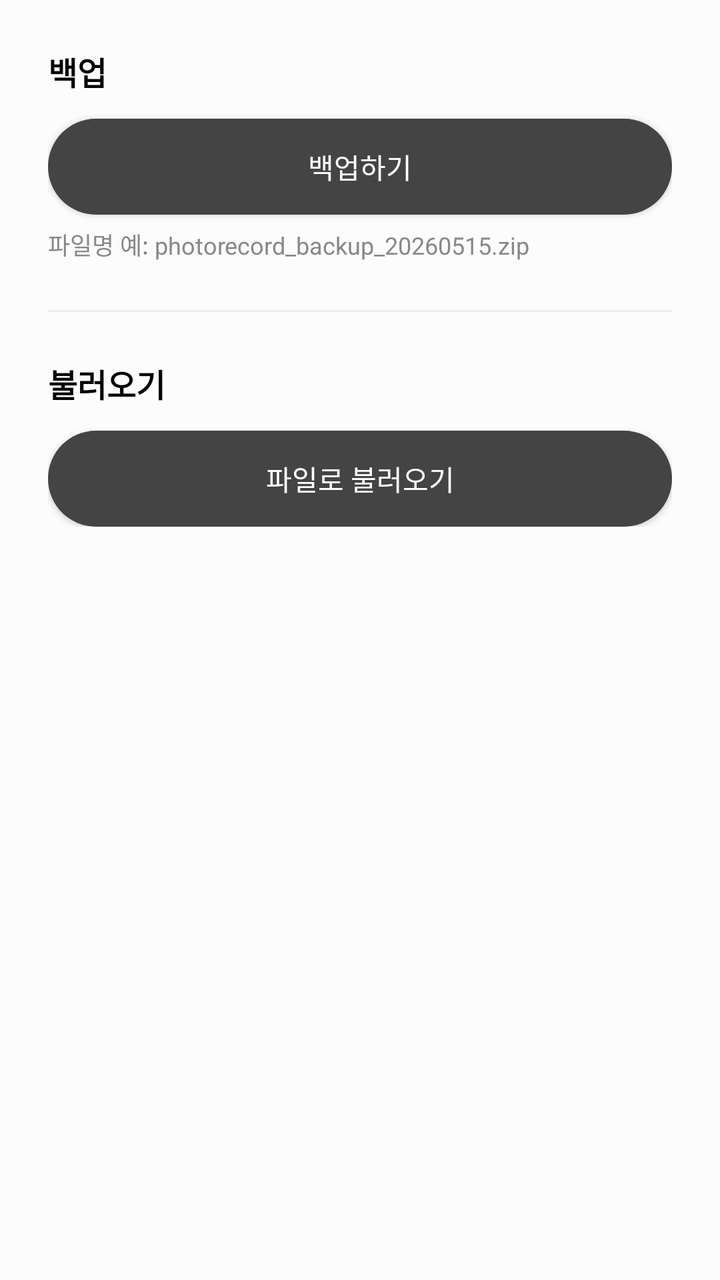
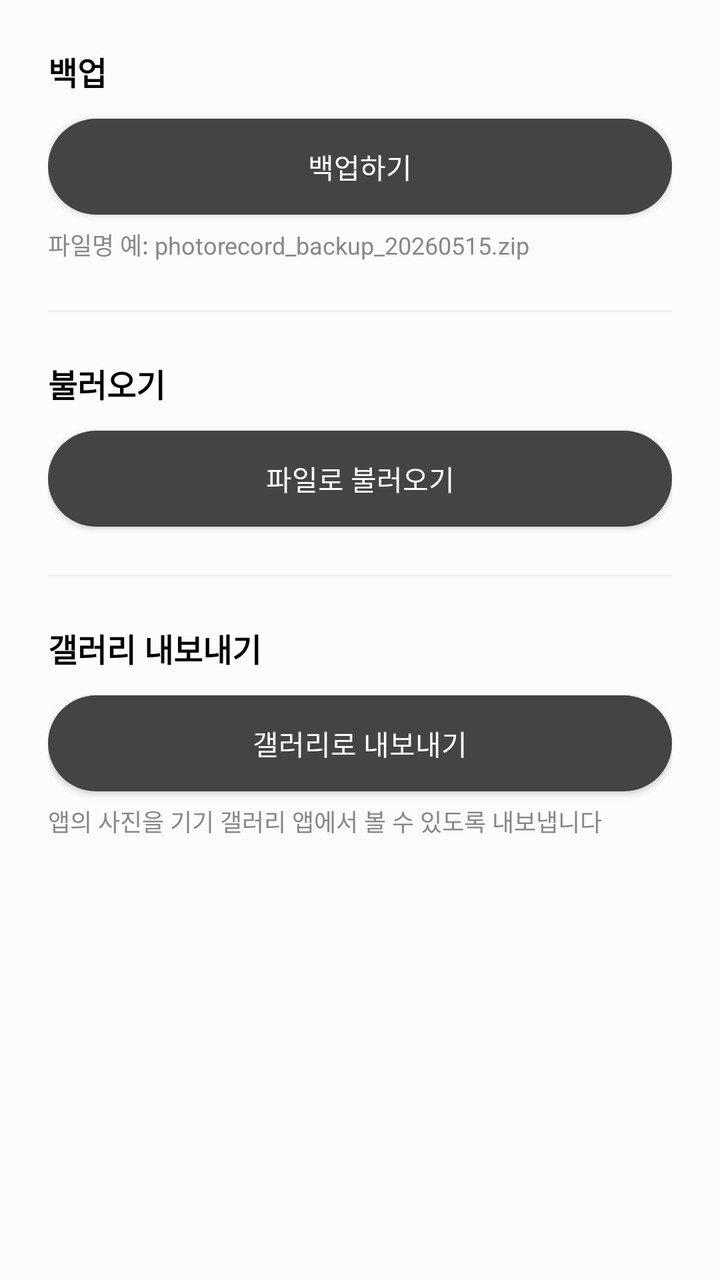

The first picture is an Android layout as it rendered before a commit; the second is the same layout after the commit. The layout source and the unified diff follow.
<!-- AndroidManifest.xml: application theme Theme.PhotoRecord.NoActionBar -->
<!-- res/layout/fragment_data_mgnt.xml -->
<?xml version="1.0" encoding="utf-8"?>
<ScrollView xmlns:android="http://schemas.android.com/apk/res/android"
    android:layout_width="match_parent"
    android:layout_height="match_parent"
    android:background="@color/background">

    <LinearLayout
        android:layout_width="match_parent"
        android:layout_height="wrap_content"
        android:orientation="vertical"
        android:padding="24dp">

        <TextView
            android:layout_width="wrap_content"
            android:layout_height="wrap_content"
            android:text="@string/datamgnt_backup_title"
            android:textColor="@color/font"
            android:textSize="16sp"
            android:textStyle="bold"
            android:layout_marginBottom="12dp" />

        <android.widget.Button
            android:id="@+id/btn_data_mgnt_backup"
            android:layout_width="match_parent"
            android:layout_height="wrap_content"
            android:background="@drawable/background_gray_r40"
            android:text="@string/datamgnt_backup"
            android:textColor="@color/white" />

        <TextView
            android:layout_width="wrap_content"
            android:layout_height="wrap_content"
            android:text="@string/datamgnt_backup_hint"
            android:textColor="#888888"
            android:textSize="12sp"
            android:layout_marginTop="6dp" />

        <View
            android:layout_width="match_parent"
            android:layout_height="1dp"
            android:background="#EEEEEE"
            android:layout_marginTop="24dp"
            android:layout_marginBottom="24dp" />

        <TextView
            android:layout_width="wrap_content"
            android:layout_height="wrap_content"
            android:text="@string/datamgnt_restore_title"
            android:textColor="@color/font"
            android:textSize="16sp"
            android:textStyle="bold"
            android:layout_marginBottom="12dp" />

        <android.widget.Button
            android:id="@+id/btn_data_mgnt_restore"
            android:layout_width="match_parent"
            android:layout_height="wrap_content"
            android:background="@drawable/background_gray_r40"
            android:text="@string/datamgnt_restore"
            android:textColor="@color/white" />

        <android.widget.Button
            android:id="@+id/btn_data_mgnt_restore_last"
            android:layout_width="match_parent"
            android:layout_height="wrap_content"
            android:background="@drawable/background_gray_r40"
            android:text="@string/datamgnt_restore_last"
            android:textColor="@color/white"
            android:layout_marginTop="8dp"
            android:visibility="gone" />

        <LinearLayout
            android:id="@+id/layout_last_backup"
            android:layout_width="match_parent"
            android:layout_height="wrap_content"
            android:orientation="vertical"
            android:visibility="gone"
            android:layout_marginTop="8dp">

            <TextView
                android:id="@+id/tv_last_backup_date"
                android:layout_width="wrap_content"
                android:layout_height="wrap_content"
                android:textColor="@color/font"
                android:textSize="13sp"
                android:layout_marginBottom="2dp" />

            <TextView
                android:id="@+id/tv_last_backup_name"
                android:layout_width="wrap_content"
                android:layout_height="wrap_content"
                android:textColor="#888888"
                android:textSize="12sp" />
        </LinearLayout>

        <ProgressBar
            android:id="@+id/progress_data_mgnt"
            android:layout_width="wrap_content"
            android:layout_height="wrap_content"
            android:layout_gravity="center_horizontal"
            android:layout_marginTop="16dp"
            android:visibility="gone" />

    </LinearLayout>
</ScrollView>
<!-- resources referenced by this layout -->
<resources>
  <color name="background">#FFFCFCFC</color>
  <color name="font">#FF040404</color>
  <color name="white">#FFFFFFFF</color>
  <!-- drawable background_gray_r40 (drawable) -->
  <?xml version="1.0" encoding="utf-8"?>
  <shape xmlns:android="http://schemas.android.com/apk/res/android"
      android:shape="rectangle">
      <corners android:radius="40dp" />
      <solid android:color="@color/gray"/>
  </shape>
  <string name="datamgnt_backup">백업하기</string>
  <string name="datamgnt_backup_hint">파일명 예: photorecord_backup_20260515.zip</string>
  <string name="datamgnt_backup_title">백업</string>
  <string name="datamgnt_restore">파일로 불러오기</string>
  <string name="datamgnt_restore_last">마지막 백업 파일 불러오기</string>
  <string name="datamgnt_restore_title">불러오기</string>
  <style name="Theme.PhotoRecord.NoActionBar">
          <item name="windowActionBar">false</item>
          <item name="windowNoTitle">true</item>
      </style>
  <color name="gray">#FF444444</color>
</resources>

<!-- the commit's change to res/layout/fragment_data_mgnt.xml (unified diff, before → after) -->
@@ -10,6 +10,7 @@
         android:orientation="vertical"
         android:padding="24dp">
 
+        
         <TextView
             android:layout_width="wrap_content"
             android:layout_height="wrap_content"
@@ -35,6 +36,30 @@
             android:textSize="12sp"
             android:layout_marginTop="6dp" />
 
+        <LinearLayout
+            android:id="@+id/layout_progress_backup"
+            android:layout_width="match_parent"
+            android:layout_height="wrap_content"
+            android:layout_marginTop="12dp"
+            android:orientation="vertical"
+            android:visibility="gone">
+
+            <TextView
+                android:id="@+id/tv_progress_label_backup"
+                android:layout_width="wrap_content"
+                android:layout_height="wrap_content"
+                android:layout_marginBottom="4dp"
+                android:textColor="#888888"
+                android:textSize="12sp" />
+
+            <ProgressBar
+                android:id="@+id/progress_backup"
+                style="?android:attr/progressBarStyleHorizontal"
+                android:layout_width="match_parent"
+                android:layout_height="wrap_content"
+                android:max="100" />
+        </LinearLayout>
+
         <View
             android:layout_width="match_parent"
             android:layout_height="1dp"
@@ -42,6 +67,7 @@
             android:layout_marginTop="24dp"
             android:layout_marginBottom="24dp" />
 
+        
         <TextView
             android:layout_width="wrap_content"
             android:layout_height="wrap_content"
@@ -93,13 +119,86 @@
                 android:textSize="12sp" />
         </LinearLayout>
 
-        <ProgressBar
-            android:id="@+id/progress_data_mgnt"
-            android:layout_width="wrap_content"
-            android:layout_height="wrap_content"
-            android:layout_gravity="center_horizontal"
-            android:layout_marginTop="16dp"
-            android:visibility="gone" />
+        <LinearLayout
+            android:id="@+id/layout_progress_restore"
+            android:layout_width="match_parent"
+            android:layout_height="wrap_content"
+            android:layout_marginTop="12dp"
+            android:orientation="vertical"
+            android:visibility="gone">
+
+            <TextView
+                android:id="@+id/tv_progress_label_restore"
+                android:layout_width="wrap_content"
+                android:layout_height="wrap_content"
+                android:layout_marginBottom="4dp"
+                android:textColor="#888888"
+                android:textSize="12sp" />
+
+            <ProgressBar
+                android:id="@+id/progress_restore"
+                style="?android:attr/progressBarStyleHorizontal"
+                android:layout_width="match_parent"
+                android:layout_height="wrap_content"
+                android:max="100" />
+        </LinearLayout>
+
+        <View
+            android:layout_width="match_parent"
+            android:layout_height="1dp"
+            android:background="#EEEEEE"
+            android:layout_marginTop="24dp"
+            android:layout_marginBottom="24dp" />
+
+        
+        <TextView
+            android:layout_width="wrap_content"
+            android:layout_height="wrap_content"
+            android:text="@string/datamgnt_export_gallery_title"
+            android:textColor="@color/font"
+            android:textSize="16sp"
+            android:textStyle="bold"
+            android:layout_marginBottom="12dp" />
+
+        <android.widget.Button
+            android:id="@+id/btn_data_mgnt_export_gallery"
+            android:layout_width="match_parent"
+            android:layout_height="wrap_content"
+            android:background="@drawable/background_gray_r40"
+            android:text="@string/datamgnt_export_gallery"
+            android:textColor="@color/white" />
+
+        <TextView
+            android:layout_width="wrap_content"
+            android:layout_height="wrap_content"
+            android:text="@string/datamgnt_export_gallery_hint"
+            android:textColor="#888888"
+            android:textSize="12sp"
+            android:layout_marginTop="6dp" />
+
+        <LinearLayout
+            android:id="@+id/layout_progress_export"
+            android:layout_width="match_parent"
+            android:layout_height="wrap_content"
+            android:layout_marginTop="12dp"
+            android:orientation="vertical"
+            android:visibility="gone">
+
+            <TextView
+                android:id="@+id/tv_progress_label_export"
+                android:layout_width="wrap_content"
+                android:layout_height="wrap_content"
+                android:layout_marginBottom="4dp"
+                android:textColor="#888888"
+                android:textSize="12sp" />
+
+            <ProgressBar
+                android:id="@+id/progress_export"
+                style="?android:attr/progressBarStyleHorizontal"
+                android:layout_width="match_parent"
+                android:layout_height="wrap_content"
+                android:max="100" />
+        </LinearLayout>
 
     </LinearLayout>
 </ScrollView>
<!-- resource entries referenced after the edit -->
@@ -13,6 +13,9 @@
   <string name="datamgnt_backup">백업하기</string>
   <string name="datamgnt_backup_hint">파일명 예: photorecord_backup_20260515.zip</string>
   <string name="datamgnt_backup_title">백업</string>
+  <string name="datamgnt_export_gallery">갤러리로 내보내기</string>
+  <string name="datamgnt_export_gallery_hint">앱의 사진을 기기 갤러리 앱에서 볼 수 있도록 내보냅니다</string>
+  <string name="datamgnt_export_gallery_title">갤러리 내보내기</string>
   <string name="datamgnt_restore">파일로 불러오기</string>
   <string name="datamgnt_restore_last">마지막 백업 파일 불러오기</string>
   <string name="datamgnt_restore_title">불러오기</string>
